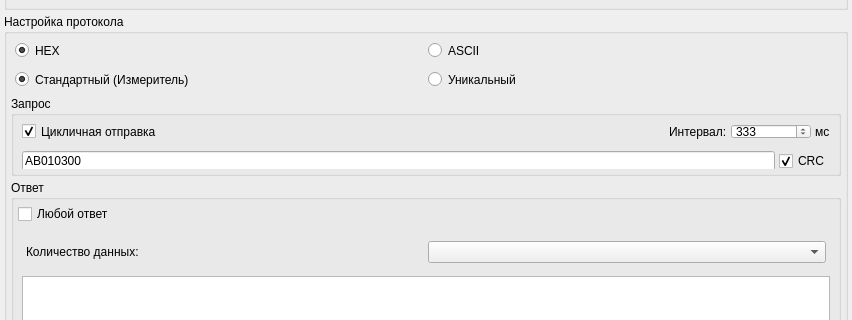
Above: mainwindow.ui from Maratk1n/BoardControl before the change; both pictures show x 0 to 852 and y 294 to 614 of the 852 by 754 pixel window. Below: the same form after it.
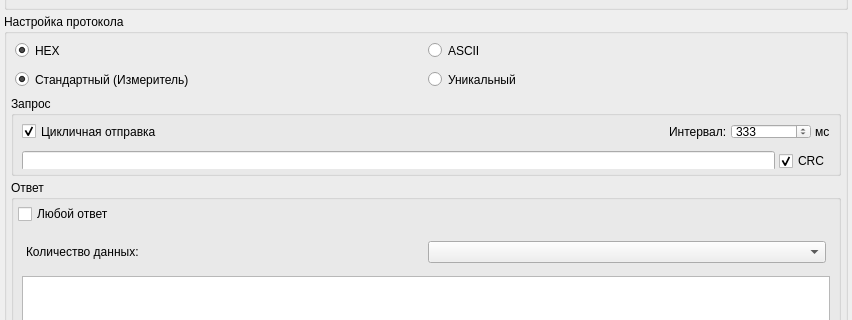
That is the form after the change. Icons and pictures are not drawn.

Patch:
```diff
--- a/mainwindow.ui
+++ b/mainwindow.ui
@@ -406,7 +406,7 @@
                 </size>
                </property>
                <property name="text">
-                <string>AB010300</string>
+                <string/>
                </property>
               </widget>
              </item>
```
Left out of the diff: 2 changed lines with no effect on the pictures.
